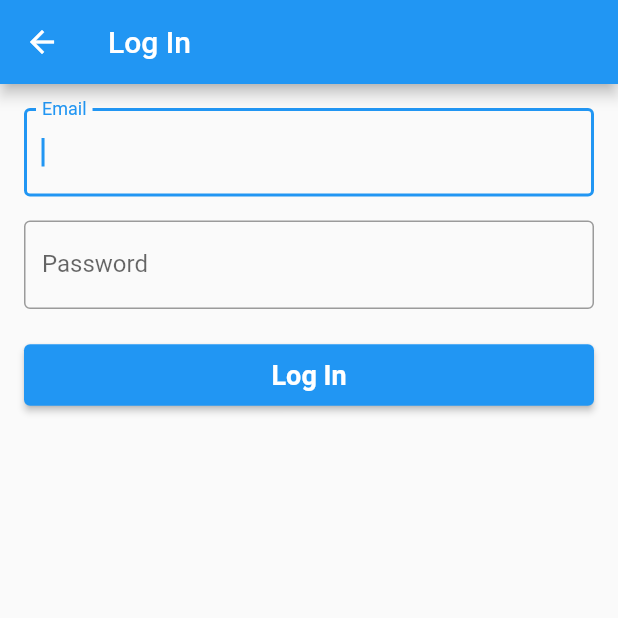
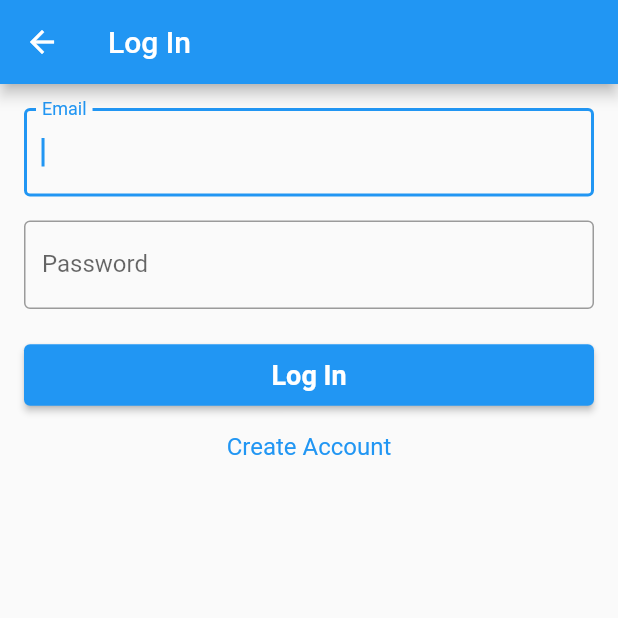
Before and after one commit to cyliong/list-cross-platform-sync, a Flutter app: the screen it shows after launch, after a tap on the "logout" icon, on a phone screen of 412 x 824 dp, the top half of it. Run offline on Flutter 3.47's test engine with Material 2 defaults, Android fonts, the phone set to English and light mode, and no system bars; our stand-ins replace cloud_firestore, firebase_auth, firebase_core; accounts and stored records are empty.

Commit message:
Add the "Create Account" button to LoginPage

```diff
--- a/lib/page/login_page.dart
+++ b/lib/page/login_page.dart
@@ -46,6 +46,15 @@ class _LoginPageState extends State<LoginPage> {
                 ),
                 onPressed: () {},
               ),
+              TextButton(
+                child: Text('Create Account'),
+                style: TextButton.styleFrom(
+                  textStyle: TextStyle(
+                    fontSize: 16,
+                  ),
+                ),
+                onPressed: () {},
+              ),
             ],
           ),
         ),
```
